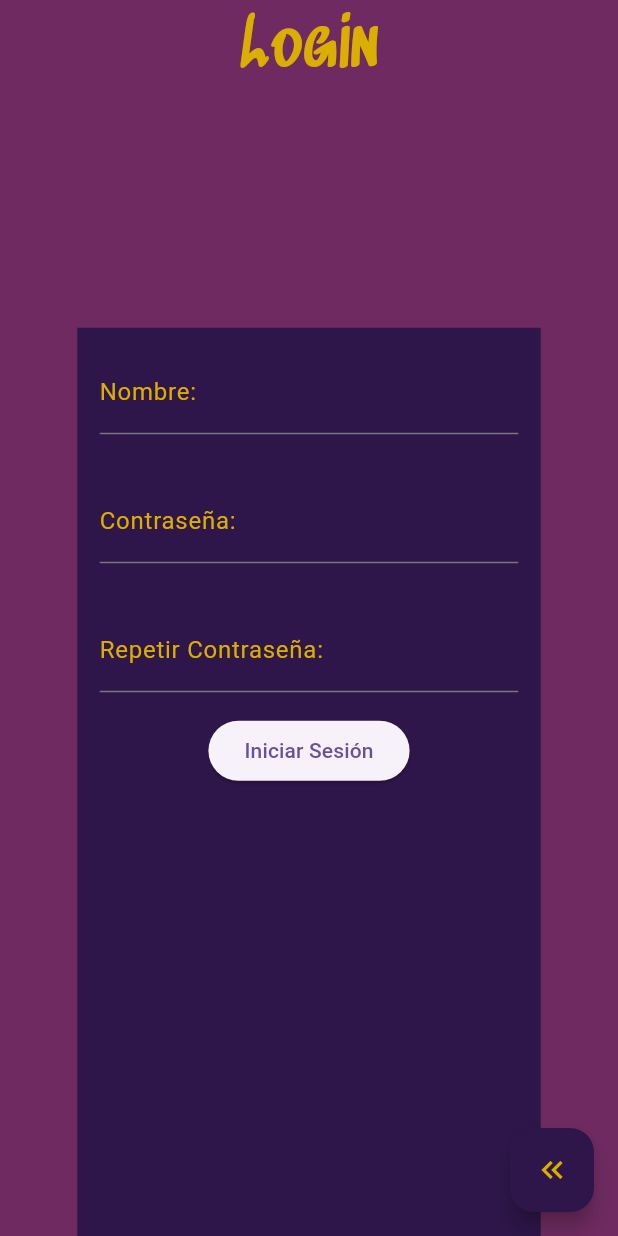
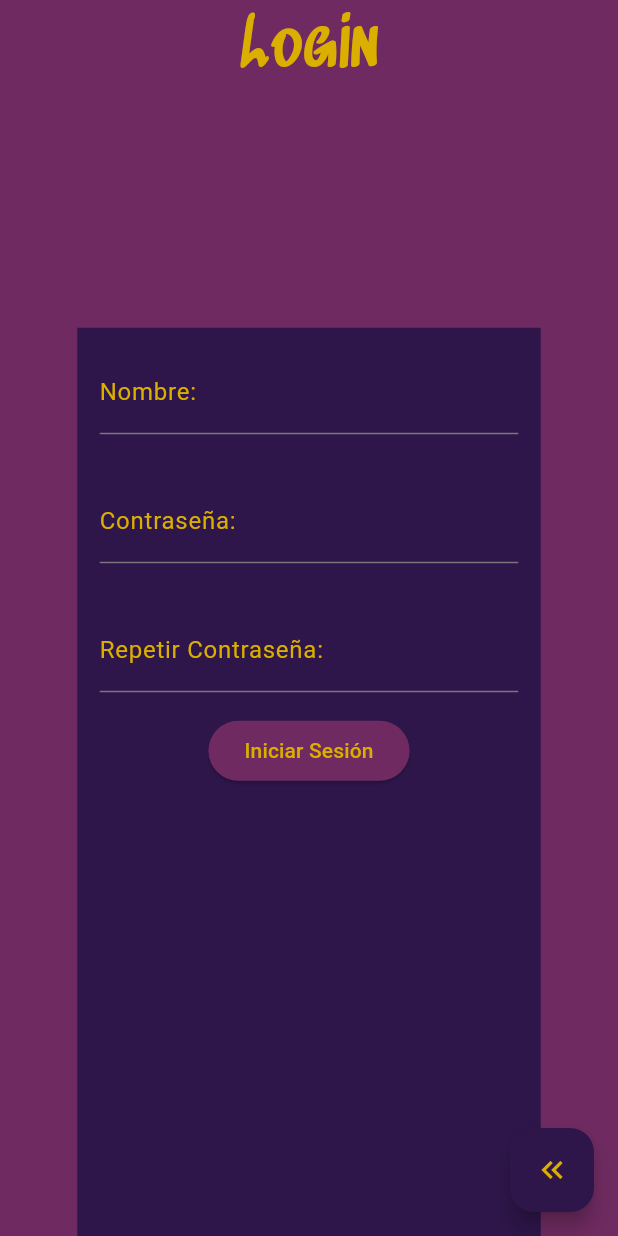
Before and after one commit to KonoDIODa13/proyectoFlutter, a Flutter app: the screen it shows after launch, after a tap on "Iniciar Sesión", on a phone screen of 412 x 824 dp. Run offline on Flutter 3.47's test engine with Material 3 defaults, Android fonts, the phone set to English and light mode, and no system bars; our stand-ins replace sqflite_common_ffi; accounts and stored records are empty.

Commit message:
intento de temas y demas

```diff
--- a/library_of_ohara/lib/application/init_app.dart
+++ b/library_of_ohara/lib/application/init_app.dart
@@ -45,15 +45,22 @@ class _InitAppState extends State<InitApp> {
         child: Column(
           children: [
             ElevatedButton(
+                style:
+                    ElevatedButton.styleFrom(backgroundColor: backgroundColor2),
                 onPressed: () {
                   login(context);
                 },
-                child: const Text("Iniciar Sesión")),
+                child: Text(
+                  "Iniciar Sesión",
+                  style: TextStyle(color: titleColor),
+                )),
             ElevatedButton(
+                style:
+                    ElevatedButton.styleFrom(backgroundColor: backgroundColor2),
                 onPressed: () {
                   register(context);
                 },
-                child: Text("Crear una Cuenta"))
+                child: Text("Crear una Cuenta", style: TextStyle(color: titleColor),))
           ],
         ),
       ),
--- a/library_of_ohara/lib/application/login.dart
+++ b/library_of_ohara/lib/application/login.dart
@@ -52,14 +52,13 @@ class _LoginState extends State<Login> {
     return null;
   }
 
-   login(BuildContext context) async {
+  login(BuildContext context) async {
     if (_formKey.currentState!.validate()) {
-
-      if (await provider(context, listen: false).login(nombreController.text, contrasenaController.text)) {
+      if (await provider(context, listen: false)
+          .login(nombreController.text, contrasenaController.text)) {
         inicioUsuario(context);
       }
-    } else {
-    }
+    } else {}
   }
 
   inicioUsuario(BuildContext context) {
@@ -75,12 +74,13 @@ class _LoginState extends State<Login> {
   }
 
   void register(BuildContext context) {
-    Navigator.push(context, MaterialPageRoute(builder: (context) => Register()));
+    Navigator.push(
+        context, MaterialPageRoute(builder: (context) => Register()));
   }
 
   @override
   Widget build(BuildContext context) {
-        return Scaffold(
+    return Scaffold(
         backgroundColor: backgroundColor,
         body: Center(
             child: Column(
@@ -110,14 +110,21 @@ class _LoginState extends State<Login> {
                           validacion: validatorContrasena,
                           esOculto: true),
                       Input(
-                          controlador: contrasena2Controller,
-                          etiqueta: "Repetir Contraseña:",
-                          validacion: validatorContrasena),
+                        controlador: contrasena2Controller,
+                        etiqueta: "Repetir Contraseña:",
+                        validacion: validatorContrasena,
+                        esOculto: true,
+                      ),
                       ElevatedButton(
+                          style: ElevatedButton.styleFrom(
+                              backgroundColor: backgroundColor),
                           onPressed: () {
                             login(context);
                           },
-                          child: Text("Iniciar Sesión"))
+                          child: Text(
+                            "Iniciar Sesión",
+                            style: TextStyle(color: titleColor),
+                          ))
                     ],
                   ),
                 )),
--- a/library_of_ohara/pubspec.yaml
+++ b/library_of_ohara/pubspec.yaml
@@ -4,7 +4,7 @@ publish_to: 'none'
 version: 0.1.0
 
 environment:
-  sdk: ^3.6.0
+  sdk: ^3.5.3
 
 dependencies:
   bcrypt: ^1.1.3
@@ -24,6 +24,7 @@ flutter:
   uses-material-design: true
   assets:
     - assets/fonts/
+    - assets/images/
 
   fonts:
     - family: SedgwickAveDisplay
```
Also changed, not shown: library_of_ohara/lib/application/register.dart (+7 -3 lines), library_of_ohara/lib/application/user_page.dart (+39 -5 lines), library_of_ohara/lib/providers/user_provider.dart (+9 -10 lines), library_of_ohara/assets/images/default_user.jpg (added), library_of_ohara/pubspec.lock, 1 other file.
